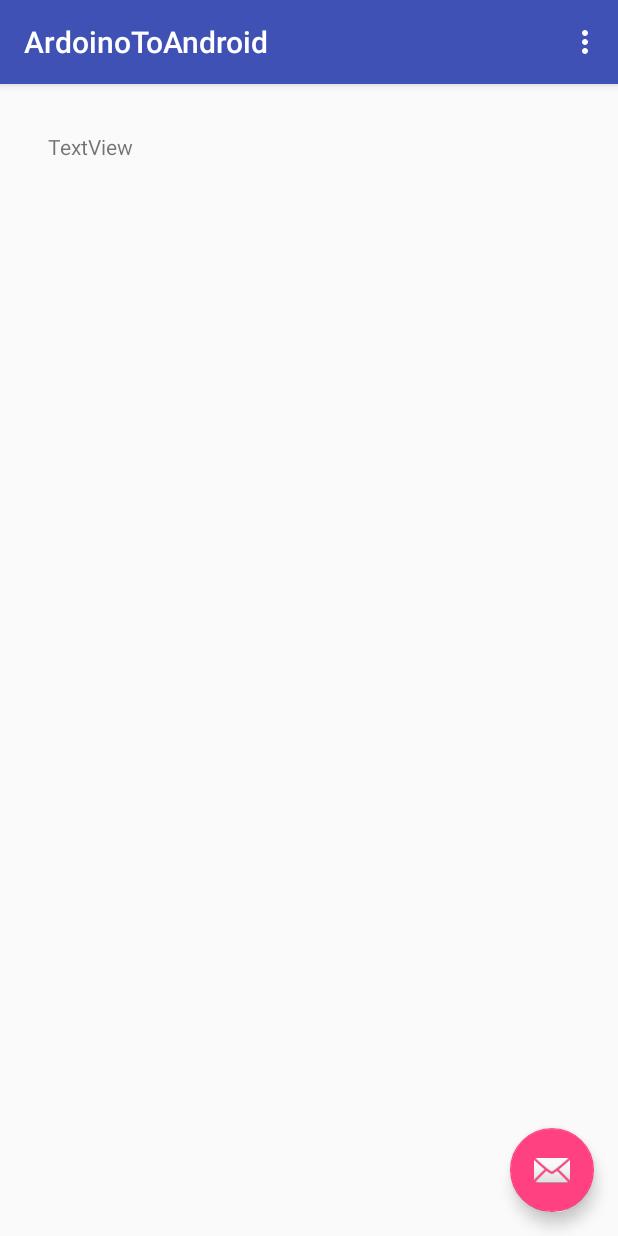
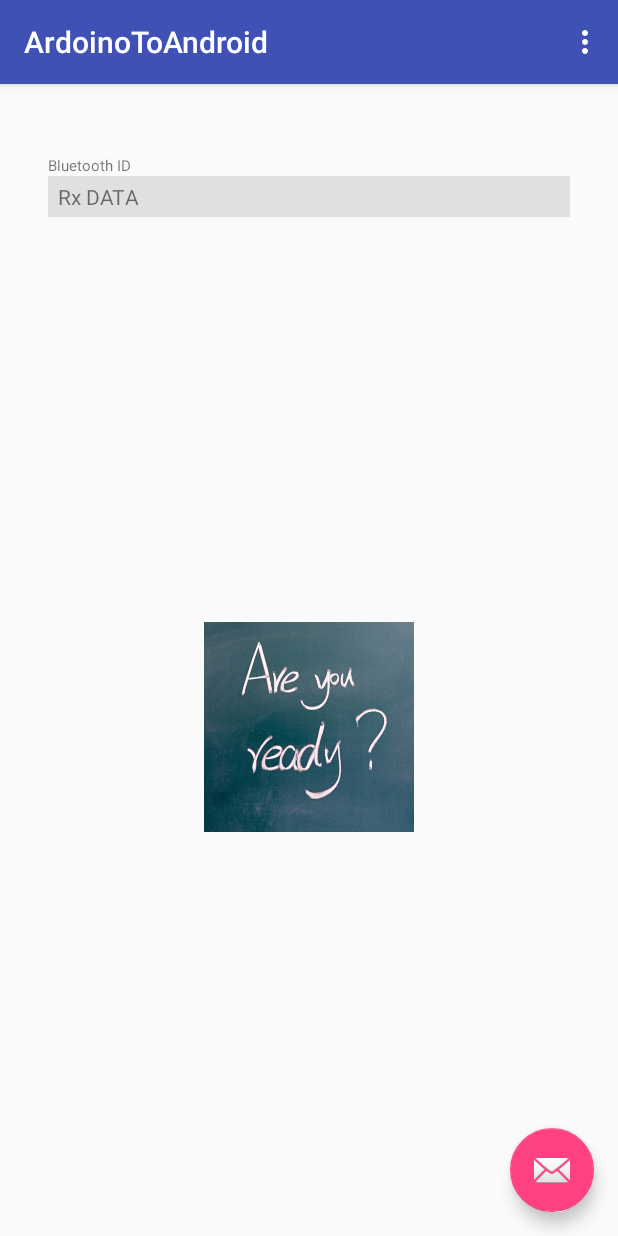
Before and after one commit to ilkorea/Gestture, an Android app: the screen it shows after launch (MainActivity), on a phone screen of 412 x 824 dp. Run offline under Robolectric (Android 15) with nearby library versions, the phone set to English and light mode, and no system bars.

Commit message:
동작을 이미지로 표시 하는 것 까지 완료

```diff
--- a/ArdoinoToAndroid/app/src/main/res/layout/content_main.xml
+++ b/ArdoinoToAndroid/app/src/main/res/layout/content_main.xml
@@ -9,14 +9,46 @@
     tools:showIn="@layout/activity_main">
 
     <TextView
-        android:id="@+id/tvOutText"
+        android:id="@+id/tvBtId"
         android:layout_width="0dp"
         android:layout_height="27dp"
         android:layout_marginLeft="32dp"
         android:layout_marginRight="32dp"
-        android:layout_marginTop="32dp"
-        android:text="TextView"
+        android:layout_marginTop="34dp"
+        android:text="Bluetooth ID"
+        android:textSize="10sp"
+        android:gravity="bottom"
+        app:layout_constraintHorizontal_bias="0.0"
         app:layout_constraintLeft_toLeftOf="parent"
         app:layout_constraintRight_toRightOf="parent"
         app:layout_constraintTop_toTopOf="parent" />
+
+    <TextView
+        android:id="@+id/tvRxData"
+        android:layout_width="0dp"
+        android:layout_height="27dp"
+        android:layout_marginLeft="32dp"
+        android:layout_marginRight="32dp"
+        android:layout_marginTop="61dp"
+        android:background="#dddddddd"
+        android:text="  Rx DATA"
+        android:gravity="center_vertical"
+        app:layout_constraintHorizontal_bias="0.0"
+        app:layout_constraintLeft_toLeftOf="parent"
+        app:layout_constraintRight_toRightOf="parent"
+        app:layout_constraintTop_toTopOf="parent" />
+
+    <ImageView
+        android:id="@+id/ivArrow"
+        android:layout_width="140dp"
+        android:layout_height="140dp"
+        android:layout_marginBottom="8dp"
+        android:layout_marginLeft="8dp"
+        android:layout_marginRight="8dp"
+        android:layout_marginTop="8dp"
+        android:background="@drawable/ready"
+        app:layout_constraintBottom_toBottomOf="parent"
+        app:layout_constraintLeft_toLeftOf="parent"
+        app:layout_constraintRight_toRightOf="parent"
+        app:layout_constraintTop_toBottomOf="@+id/tvRxData" />
 </android.support.constraint.ConstraintLayout>
```
Also changed, not shown: ArdoinoToAndroid/app/src/main/java/com/soondori/log/ardoinotoandroid/MainActivity.java (+51 -6 lines), ArdoinoToAndroid/app/src/main/res/drawable/backward.png (added), ArdoinoToAndroid/app/src/main/res/drawable/down.png (added), ArdoinoToAndroid/app/src/main/res/drawable/forward.png (added), ArdoinoToAndroid/app/src/main/res/drawable/in.gif (deleted), ArdoinoToAndroid/app/src/main/res/drawable/left.png (added), ArdoinoToAndroid/app/src/main/res/drawable/out.gif (deleted), ArdoinoToAndroid/app/src/main/res/drawable/ready.jpg (added), ArdoinoToAndroid/app/src/main/res/drawable/right-down-arrow-green.gif (deleted), ArdoinoToAndroid/app/src/main/res/drawable/right.png (added), ArdoinoToAndroid/app/src/main/res/drawable/up.png (added).
